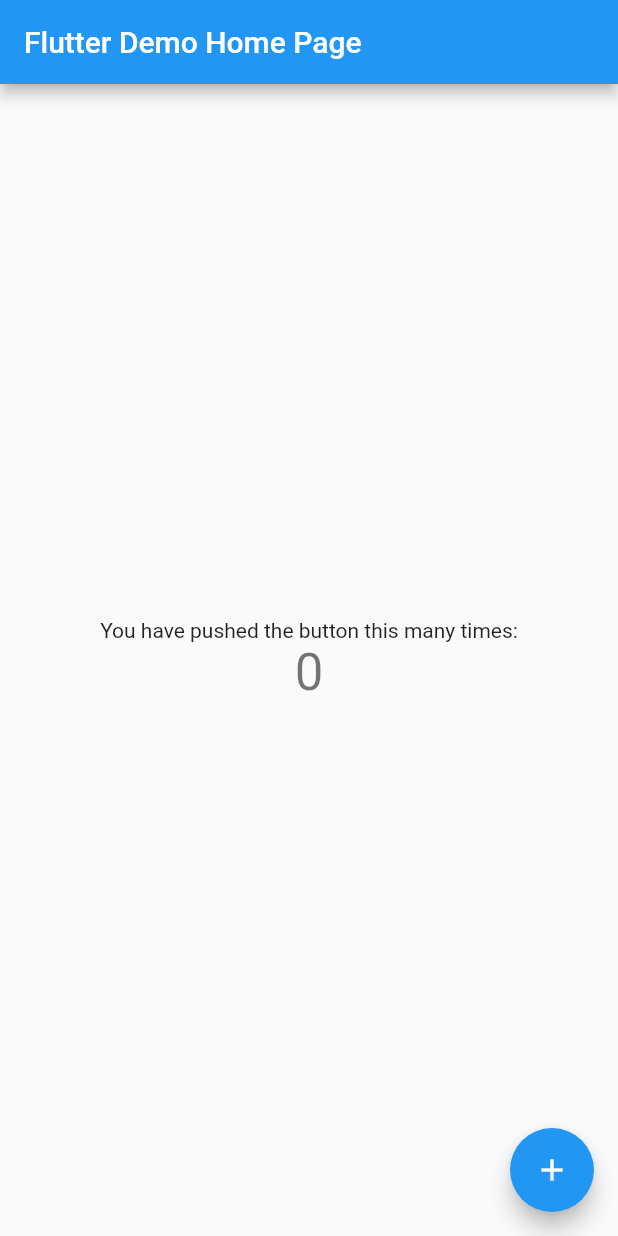
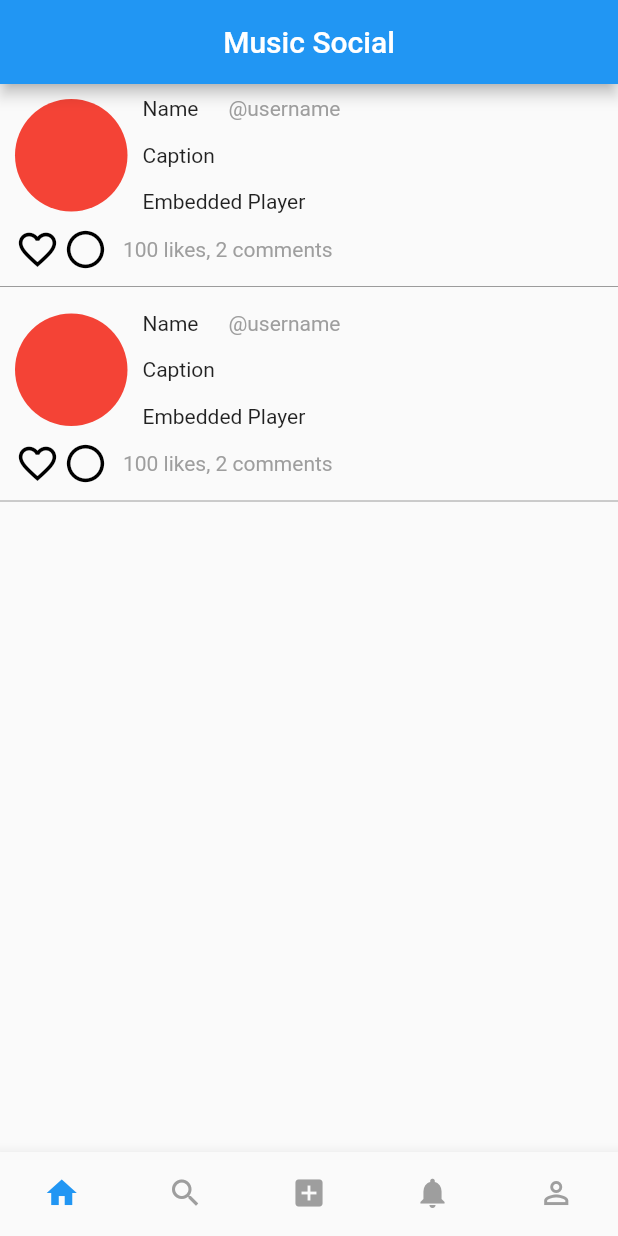
Before and after one commit to DanielHunt27/music_social, a Flutter app: the screen it shows after launch, on a phone screen of 412 x 824 dp. Run offline on Flutter 3.47's test engine with Material 2 defaults, Android fonts, the phone set to English and light mode, and no system bars; statements that could not run were skipped.

Commit message:
Created home page and post widget Also edited main.dart to use the new page manager

```diff
--- a/lib/main.dart
+++ b/lib/main.dart
@@ -1,4 +1,5 @@
 import 'package:flutter/material.dart';
+import 'package:musicsocial/pages/pageManager.dart';
 
 void main() {
   runApp(MyApp());
@@ -12,102 +13,9 @@ class MyApp extends StatelessWidget {
       title: 'Flutter Demo',
       theme: ThemeData(
         // This is the theme of your application.
-        //
-        // Try running your application with "flutter run". You'll see the
-        // application has a blue toolbar. Then, without quitting the app, try
-        // changing the primarySwatch below to Colors.green and then invoke
-        // "hot reload" (press "r" in the console where you ran "flutter run",
-        // or simply save your changes to "hot reload" in a Flutter IDE).
-        // Notice that the counter didn't reset back to zero; the application
-        // is not restarted.
         primarySwatch: Colors.blue,
       ),
-      home: MyHomePage(title: 'Flutter Demo Home Page'),
+      home: PageManager(),
     );
   }
 }
-
-class MyHomePage extends StatefulWidget {
-  MyHomePage({Key key, this.title}) : super(key: key);
-
-  // This widget is the home page of your application. It is stateful, meaning
-  // that it has a State object (defined below) that contains fields that affect
-  // how it looks.
-
-  // This class is the configuration for the state. It holds the values (in this
-  // case the title) provided by the parent (in this case the App widget) and
-  // used by the build method of the State. Fields in a Widget subclass are
-  // always marked "final".
-
-  final String title;
-
-  @override
-  _MyHomePageState createState() => _MyHomePageState();
-}
-
-class _MyHomePageState extends State<MyHomePage> {
-  int _counter = 0;
-
-  void _incrementCounter() {
-    setState(() {
-      // This call to setState tells the Flutter framework that something has
-      // changed in this State, which causes it to rerun the build method below
-      // so that the display can reflect the updated values. If we changed
-      // _counter without calling setState(), then the build method would not be
-      // called again, and so nothing would appear to happen.
-      _counter++;
-    });
-  }
-
-  @override
-  Widget build(BuildContext context) {
-    // This method is rerun every time setState is called, for instance as done
-    // by the _incrementCounter method above.
-    //
-    // The Flutter framework has been optimized to make rerunning build methods
-    // fast, so that you can just rebuild anything that needs updating rather
-    // than having to individually change instances of widgets.
-    return Scaffold(
-      appBar: AppBar(
-        // Here we take the value from the MyHomePage object that was created by
-        // the App.build method, and use it to set our appbar title.
-        title: Text(widget.title),
-      ),
-      body: Center(
-        // Center is a layout widget. It takes a single child and positions it
-        // in the middle of the parent.
-        child: Column(
-          // Column is also a layout widget. It takes a list of children and
-          // arranges them vertically. By default, it sizes itself to fit its
-          // children horizontally, and tries to be as tall as its parent.
-          //
-          // Invoke "debug painting" (press "p" in the console, choose the
-          // "Toggle Debug Paint" action from the Flutter Inspector in Android
-          // Studio, or the "Toggle Debug Paint" command in Visual Studio Code)
-          // to see the wireframe for each widget.
-          //
-          // Column has various properties to control how it sizes itself and
-          // how it positions its children. Here we use mainAxisAlignment to
-          // center the children vertically; the main axis here is the vertical
-          // axis because Columns are vertical (the cross axis would be
-          // horizontal).
-          mainAxisAlignment: MainAxisAlignment.center,
-          children: <Widget>[
-            Text(
-              'You have pushed the button this many times:',
-            ),
-            Text(
-              '$_counter',
-              style: Theme.of(context).textTheme.headline4,
-            ),
-          ],
-        ),
-      ),
-      floatingActionButton: FloatingActionButton(
-        onPressed: _incrementCounter,
-        tooltip: 'Increment',
-        child: Icon(Icons.add),
-      ), // This trailing comma makes auto-formatting nicer for build methods.
-    );
-  }
-}
--- /dev/null
+++ b/lib/pages/homePage.dart
@@ -0,0 +1,31 @@
+import 'package:flutter/material.dart';
+import 'package:musicsocial/widgets/post.dart';
+
+class HomePage extends StatelessWidget {
+  @override
+  Widget build(BuildContext context) {
+    return Scaffold(
+        appBar: AppBar(
+          title: Text('Music Social'),
+          centerTitle: true,
+        ),
+        body: Column(
+          children: <Widget>[
+            new Post(
+                username: "@username",
+                name: "Name",
+                caption: "Caption",
+                likes: 100,
+                comments: 2,
+                isLiked: true),
+            new Post(
+                username: "@username",
+                name: "Name",
+                caption: "Caption",
+                likes: 100,
+                comments: 2,
+                isLiked: true),
+          ],
+        ));
+  }
+}
--- /dev/null
+++ b/lib/widgets/post.dart
@@ -0,0 +1,130 @@
+import 'package:flutter/material.dart';
+
+class Post extends StatefulWidget {
+  Post(
+      {Key key,
+      this.username,
+      this.name,
+      this.caption,
+      this.likes,
+      this.comments,
+      this.isLiked})
+      : super(key: key);
+
+  final String username;
+  final String name;
+  final String caption;
+  final int likes;
+  final int comments;
+
+  final bool isLiked;
+  @override
+  _PostState createState() => _PostState();
+}
+
+class _PostState extends State<Post> {
+  bool isLiked;
+
+  @override
+  void initState() {
+    isLiked = widget.isLiked;
+    super.initState();
+  }
+
+  @override
+  Widget build(BuildContext context) {
+    return Container(
+      // height: 120,
+      // decoration: new BoxDecoration(
+      //     color: Colors.white, boxShadow: [BoxShadow(color: Colors.black)]),
+      child: Column(
+        // mainAxisSize: MainAxisSize.max,
+        // mainAxisAlignment: MainAxisAlignment.spaceEvenly,
+        children: <Widget>[
+          Row(
+            mainAxisSize: MainAxisSize.max,
+            children: <Widget>[
+              GestureDetector(
+                  onTap: () {
+                    print("profile picture pressed");
+                  },
+                  child: Container(
+                    width: 75,
+                    height: 75,
+                    margin: EdgeInsets.all(10.0),
+                    decoration: BoxDecoration(
+                        // image: DecorationImage(
+                        //     image: new AssetImage(null), fit: BoxFit.fill),
+                        color: Colors.red,
+                        shape: BoxShape.circle),
+                  )),
+              Column(
+                crossAxisAlignment: CrossAxisAlignment.start,
+                mainAxisAlignment: MainAxisAlignment.start,
+                children: <Widget>[
+                  Row(
+                    children: <Widget>[
+                      Text(widget.name),
+                      SizedBox(width: 20),
+                      Text(
+                        widget.username,
+                        style: TextStyle(color: Colors.grey),
+                      ),
+                    ],
+                  ),
+                  SizedBox(height: 15),
+                  Text(widget.caption),
+                  SizedBox(height: 15),
+                  Text("Embedded Player"),
+                ],
+              ),
+            ],
+          ),
+          Row(
+            children: <Widget>[
+              SizedBox(width: 10),
+              // Like btn
+              GestureDetector(
+                child: Icon(
+                  ((isLiked) ? Icons.favorite_border : Icons.favorite),
+                  size: 30,
+                  color: (isLiked) ? Colors.black : Colors.red,
+                ),
+                onTap: () {
+                  print("liked button pressed");
+                  setState(() {
+                    isLiked = !isLiked;
+                  });
+                },
+              ),
+              SizedBox(width: 2),
+              GestureDetector(
+                child: Icon(
+                  Icons.panorama_fish_eye,
+                  size: 30,
+                  color: Colors.black,
+                ),
+                onTap: () {
+                  print("comment button pressed");
+                },
+              ),
+              SizedBox(width: 10),
+              Text(widget.likes.toString() + " likes, ",
+                  style: TextStyle(color: Colors.grey)),
+              // Text(", "),
+              // SizedBox(width: 20),
+              Text(widget.comments.toString() + " comments",
+                  style: TextStyle(color: Colors.grey)),
+              // Like count
+              // Comment count
+            ],
+          ),
+          SizedBox(height: 2),
+          Divider(
+            color: Colors.black38,
+          ),
+        ],
+      ),
+    );
+  }
+}
```
Also changed, not shown: pubspec.lock.
